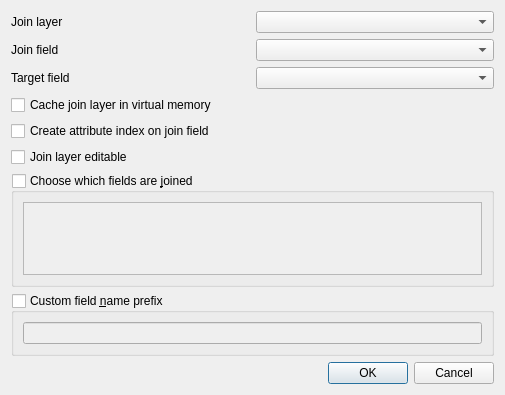
This is src/ui/qgsjoindialogbase.ui in pblottiere/QGIS as Qt 5 draws it before an edit. The edited form follows.
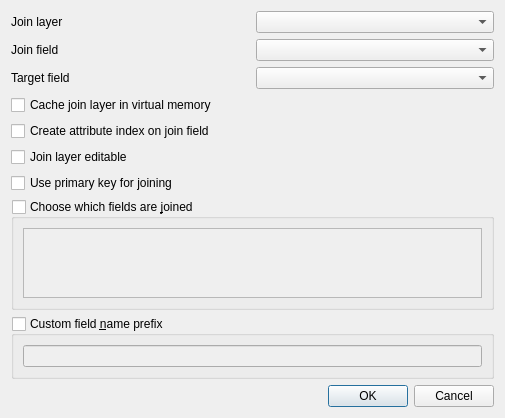
This is the edited form. Custom widgets are drawn as their Qt base class.

Commit message: [needs-doc] Add an option to use feature id for joining

Diff of the .ui file:
```diff
--- a/src/ui/qgsjoindialogbase.ui
+++ b/src/ui/qgsjoindialogbase.ui
@@ -44,7 +44,7 @@
    <item row="2" column="1">
     <widget class="QgsFieldComboBox" name="mTargetFieldComboBox"/>
    </item>
-   <item row="6" column="0" colspan="2">
+   <item row="7" column="0" colspan="2">
     <widget class="QgsCollapsibleGroupBox" name="mUseJoinFieldsSubset">
      <property name="title">
       <string>Choose which fields are &amp;joined</string>
@@ -65,7 +65,7 @@
      </layout>
     </widget>
    </item>
-   <item row="7" column="0" colspan="2">
+   <item row="8" column="0" colspan="2">
     <widget class="QgsCollapsibleGroupBox" name="mUseCustomPrefix">
      <property name="title">
       <string>Custom field &amp;name prefix</string>
@@ -86,7 +86,7 @@
      </layout>
     </widget>
    </item>
-   <item row="8" column="0">
+   <item row="9" column="0">
     <spacer name="verticalSpacer">
      <property name="orientation">
       <enum>Qt::Vertical</enum>
@@ -116,7 +116,7 @@
      </property>
     </widget>
    </item>
-   <item row="9" column="0" colspan="2">
+   <item row="10" column="0" colspan="2">
     <widget class="QDialogButtonBox" name="buttonBox">
      <property name="orientation">
       <enum>Qt::Horizontal</enum>
@@ -133,6 +133,13 @@
      </property>
     </widget>
    </item>
+   <item row="6" column="0">
+    <widget class="QCheckBox" name="mJoinLayerUsePKCheckBox">
+     <property name="text">
+      <string>Use primary key for joining</string>
+     </property>
+    </widget>
+   </item>
   </layout>
  </widget>
  <customwidgets>
```
The commit also changes 4 other files.
